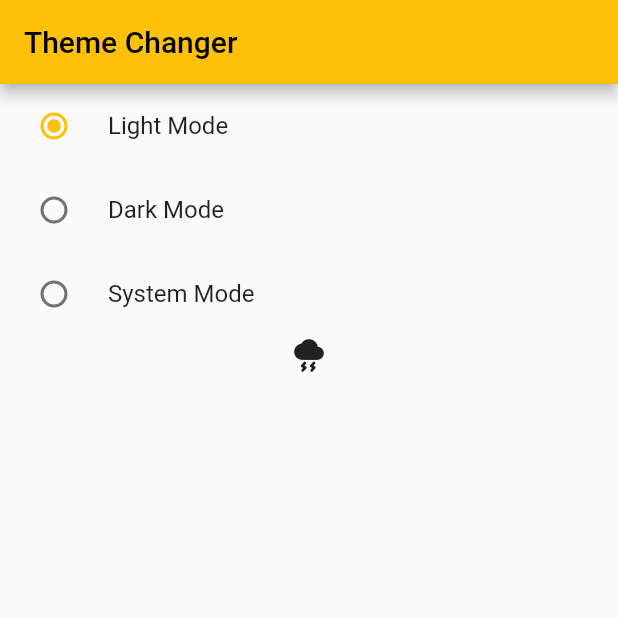
After one commit to MudasirHussain72/Provider-learning, a Flutter app: the screen it shows after launch, after a tap on "Light Mode", on a phone screen of 412 x 824 dp, the top half of it. The commit adds this screen. Run offline on Flutter 3.47's test engine with Material 2 defaults, Android fonts, the phone set to English and light mode, and no system bars.

Commit message:
Theme Changer using Provider

```diff
--- a/lib/main.dart
+++ b/lib/main.dart
@@ -2,9 +2,11 @@ import 'package:flutter/material.dart';
 import 'package:mvvm_with_provider/providers/count_provider.dart';
 import 'package:mvvm_with_provider/providers/example_one_provider.dart';
 import 'package:mvvm_with_provider/providers/favourite_provider.dart';
+import 'package:mvvm_with_provider/providers/theme_changer_provider.dart';
 import 'package:mvvm_with_provider/screen/count_example.dart';
 import 'package:mvvm_with_provider/screen/example_one.dart';
 import 'package:mvvm_with_provider/screen/favourite/favourite_screen.dart';
+import 'package:mvvm_with_provider/screen/theme.dart';
 import 'package:provider/provider.dart';
 
 void main() {
@@ -20,12 +22,28 @@ class MyApp extends StatelessWidget {
       providers: [
         ChangeNotifierProvider(create: (_) => CountProvider()),
         ChangeNotifierProvider(create: (_) => ExampleOneProvider()),
-        ChangeNotifierProvider(create: (_) => FavouriteItemProvider())
+        ChangeNotifierProvider(create: (_) => FavouriteItemProvider()),
+        ChangeNotifierProvider(create: (_) => ThemeChangerProvider())
       ],
-      child: MaterialApp(
-        debugShowCheckedModeBanner: false,
-        theme: ThemeData(primarySwatch: Colors.amber),
-        home: const FavouriteScreen(),
+      child: Builder(
+        builder: (BuildContext context) {
+          final themeChanger =
+              Provider.of<ThemeChangerProvider>(context, listen: false);
+          print("build");
+          return MaterialApp(
+            debugShowCheckedModeBanner: false,
+            themeMode: themeChanger.themeMode,
+            theme: ThemeData(
+              brightness: Brightness.light,
+              primarySwatch: Colors.amber,
+            ),
+            darkTheme: ThemeData(
+                brightness: Brightness.dark,
+                appBarTheme: AppBarTheme(color: Colors.green.shade200),
+                iconTheme: IconThemeData(color: Colors.green)),
+            home: const ThemeScreen(),
+          );
+        },
       ),
     );
   }
--- /dev/null
+++ b/lib/providers/theme_changer_provider.dart
@@ -0,0 +1,11 @@
+import 'package:flutter/foundation.dart';
+import 'package:flutter/material.dart';
+
+class ThemeChangerProvider with ChangeNotifier {
+  var _themeMode = ThemeMode.light;
+  ThemeMode get themeMode => _themeMode;
+  void setTheme(themeMode) {
+    _themeMode = themeMode;
+    notifyListeners();
+  }
+}
--- /dev/null
+++ b/lib/screen/theme.dart
@@ -0,0 +1,57 @@
+import 'package:flutter/material.dart';
+import 'package:mvvm_with_provider/providers/theme_changer_provider.dart';
+import 'package:provider/provider.dart';
+
+class ThemeScreen extends StatefulWidget {
+  const ThemeScreen({super.key});
+
+  @override
+  State<ThemeScreen> createState() => _ThemeScreenState();
+}
+
+class _ThemeScreenState extends State<ThemeScreen> {
+  @override
+  Widget build(BuildContext context) {
+    // final themeChanger =
+    // Provider.of<ThemeChangerProvider>(context, listen: false);
+    print("build");
+    return Scaffold(
+      appBar: AppBar(
+        title: Text("Theme Changer"),
+      ),
+      body: Column(children: [
+        Consumer<ThemeChangerProvider>(
+          builder: (context, value, child) {
+            print("only this widget build");
+            return RadioListTile<ThemeMode>(
+                title: Text("Light Mode"),
+                value: ThemeMode.light,
+                groupValue: value.themeMode,
+                onChanged: value.setTheme);
+          },
+        ),
+        Consumer<ThemeChangerProvider>(
+          builder: (context, value, child) {
+            print("only this widget build");
+            return RadioListTile<ThemeMode>(
+                title: Text("Dark Mode"),
+                value: ThemeMode.dark,
+                groupValue: value.themeMode,
+                onChanged: value.setTheme);
+          },
+        ),
+        Consumer<ThemeChangerProvider>(
+          builder: (context, value, child) {
+            print("only this widget build");
+            return RadioListTile<ThemeMode>(
+                title: Text("System Mode"),
+                value: ThemeMode.system,
+                groupValue: value.themeMode,
+                onChanged: value.setTheme);
+          },
+        ),
+        Icon(Icons.thunderstorm_rounded)
+      ]),
+    );
+  }
+}
```
